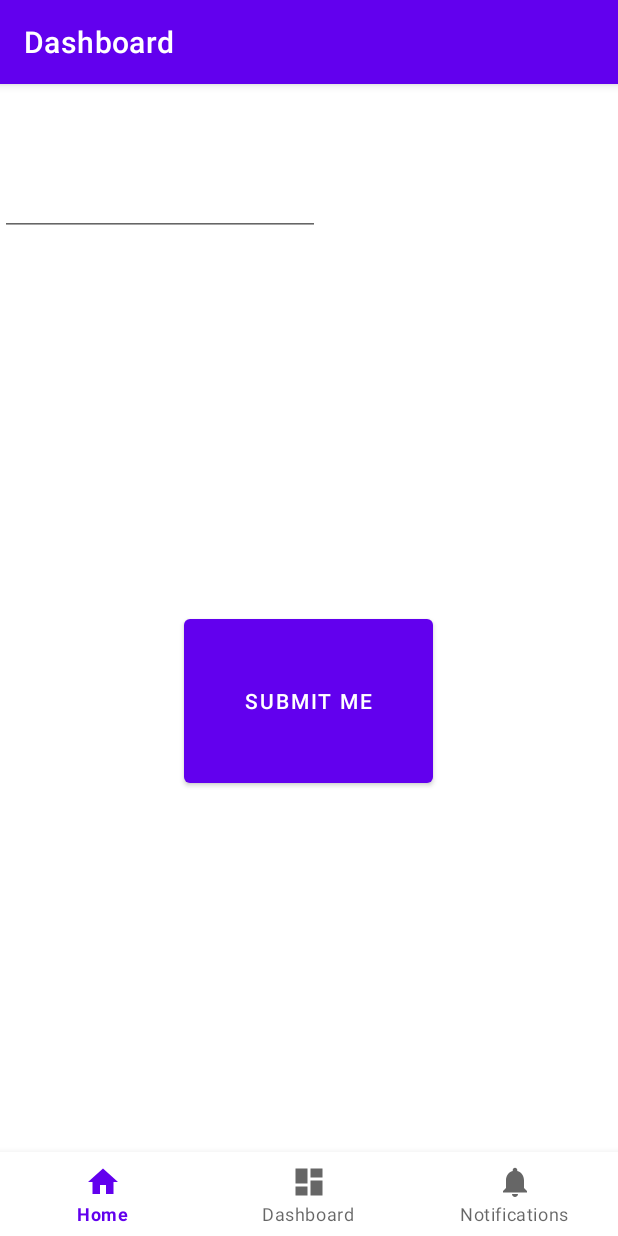
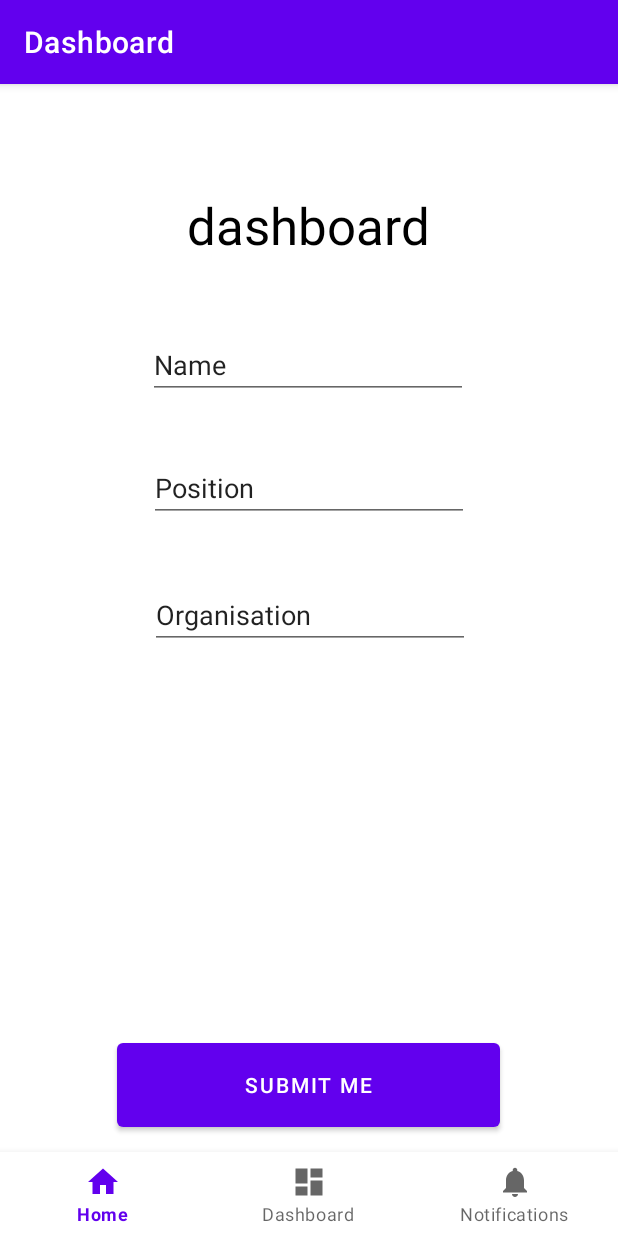
Before and after one commit to ani-tiwary/fbla-app, an Android app: the DashboardFragment screen opened through its navigation route, after a tap on "SUBMIT ME", on a phone screen of 412 x 824 dp. Run offline under Robolectric (Android 15) with nearby library versions, the phone set to English and light mode, and no system bars; our stand-ins replace navigation-ui.

Commit message:
add json making

```diff
--- a/app/src/main/java/com/example/anikash/ui/dashboard/DashboardFragment.kt
+++ b/app/src/main/java/com/example/anikash/ui/dashboard/DashboardFragment.kt
@@ -12,6 +12,7 @@ import androidx.fragment.app.Fragment
 import androidx.lifecycle.ViewModelProvider
 import com.example.anikash.MainActivity
 import com.example.anikash.databinding.FragmentDashboardBinding
+import org.json.JSONObject
 
 class DashboardFragment : Fragment() {
 
@@ -27,24 +28,28 @@ class DashboardFragment : Fragment() {
     ): View {
         val dashboardViewModel =
             ViewModelProvider(this).get(DashboardViewModel::class.java)
-
         _binding = FragmentDashboardBinding.inflate(inflater, container, false)
         val root: View = binding.root
 
-        val textView: TextView = binding.textView
-        nameField = binding.textField
+        val textView: TextView = binding.titleText
+        nameField = binding.nameField
 
-        // Load the saved name when the app is loaded
-        loadNameFromLocalStorage()
 
         dashboardViewModel.text.observe(viewLifecycleOwner) {
             textView.text = it
         }
 
         binding.submitButton.setOnClickListener {
-            val enteredName = nameField.text.toString()
-            saveNameToLocalStorage(enteredName)
-            textView.text = enteredName
+            val jsonObject = JSONObject()
+
+            val enteredName = binding.nameField.text
+            jsonObject.put("Name", enteredName)
+            val enteredOrg = binding.currentOrganisationField.text
+            jsonObject.put("Organisation", enteredOrg)
+            val enteredPos = binding.currentPositionField.text
+            jsonObject.put("Position", enteredPos)
+
+            println(jsonObject.toString()) //temporary test
         }
 
         return root
@@ -55,17 +60,6 @@ class DashboardFragment : Fragment() {
         _binding = null
     }
 
-    private fun saveNameToLocalStorage(name: String) {
-        // save name using main activity function
-        (activity as? MainActivity)?.let {
-            it.writeToFile(name)
-        }
-    }
 
-    private fun loadNameFromLocalStorage() {
-        val savedName = (activity as? MainActivity)?.readFromFile()
-        nameField.setText(savedName)
-        binding.textView.text = savedName
-    }
 
 }
--- a/app/src/main/res/layout/fragment_dashboard.xml
+++ b/app/src/main/res/layout/fragment_dashboard.xml
@@ -7,40 +7,73 @@
     tools:context=".ui.dashboard.DashboardFragment">
 
     <TextView
-        android:id="@+id/textView"
-        android:layout_width="135dp"
-        android:layout_height="35dp"
+        android:id="@+id/titleText"
+        android:layout_width="346dp"
+        android:layout_height="46dp"
         android:layout_marginTop="6dp"
         android:capitalize="none"
-        android:text="Dashboard"
+        android:text="Enter your info:"
         android:textAlignment="center"
-        android:textSize="24sp"
+        android:textColor="#000000"
+        android:textSize="34sp"
         app:layout_constraintBottom_toBottomOf="parent"
         app:layout_constraintEnd_toEndOf="parent"
+        app:layout_constraintHorizontal_bias="0.497"
         app:layout_constraintStart_toStartOf="parent"
         app:layout_constraintTop_toTopOf="parent"
-        app:layout_constraintVertical_bias="0.035" />
+        app:layout_constraintVertical_bias="0.014" />
 
     <Button
         android:id="@+id/submit_button"
-        android:layout_width="166dp"
-        android:layout_height="121dp"
+        android:layout_width="255dp"
+        android:layout_height="68dp"
         android:text="Submit Me"
         app:layout_constraintBottom_toBottomOf="parent"
         app:layout_constraintEnd_toEndOf="parent"
-        app:layout_constraintHorizontal_bias="0.498"
+        app:layout_constraintHorizontal_bias="0.497"
         app:layout_constraintStart_toStartOf="parent"
         app:layout_constraintTop_toTopOf="parent"
-        app:layout_constraintVertical_bias="0.499" />
+        app:layout_constraintVertical_bias="0.896" />
 
     <EditText
-        android:id="@+id/textField"
+        android:id="@+id/nameField"
         android:layout_width="wrap_content"
         android:layout_height="wrap_content"
         android:ems="10"
         android:inputType="text"
-        android:text="Type here"
-        tools:layout_editor_absoluteX="98dp"
-        tools:layout_editor_absoluteY="130dp" />
+        android:text="Name"
+        app:layout_constraintBottom_toTopOf="@+id/submit_button"
+        app:layout_constraintEnd_toEndOf="parent"
+        app:layout_constraintHorizontal_bias="0.497"
+        app:layout_constraintStart_toStartOf="parent"
+        app:layout_constraintTop_toBottomOf="@+id/titleText"
+        app:layout_constraintVertical_bias="0.100000024" />
+
+    <EditText
+        android:id="@+id/currentOrganisationField"
+        android:layout_width="wrap_content"
+        android:layout_height="wrap_content"
+        android:ems="10"
+        android:inputType="text"
+        android:text="Organisation"
+        app:layout_constraintBottom_toTopOf="@+id/submit_button"
+        app:layout_constraintEnd_toEndOf="parent"
+        app:layout_constraintHorizontal_bias="0.502"
+        app:layout_constraintStart_toStartOf="parent"
+        app:layout_constraintTop_toBottomOf="@+id/titleText"
+        app:layout_constraintVertical_bias="0.455" />
+
+    <EditText
+        android:id="@+id/currentPositionField"
+        android:layout_width="wrap_content"
+        android:layout_height="wrap_content"
+        android:ems="10"
+        android:inputType="text"
+        android:text="Position"
+        app:layout_constraintBottom_toTopOf="@+id/currentOrganisationField"
+        app:layout_constraintEnd_toEndOf="parent"
+        app:layout_constraintStart_toStartOf="parent"
+        app:layout_constraintTop_toBottomOf="@+id/nameField"
+        app:layout_constraintVertical_bias="0.48000002" />
 
 </androidx.constraintlayout.widget.ConstraintLayout>
```
